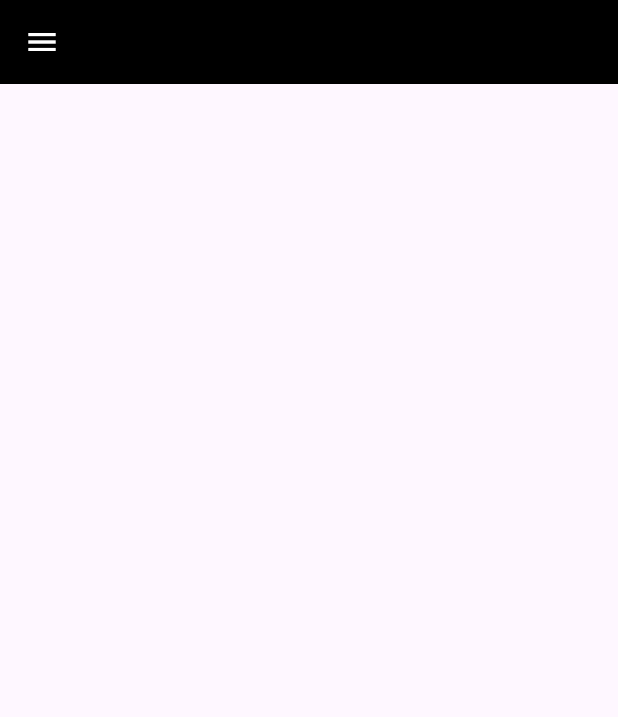
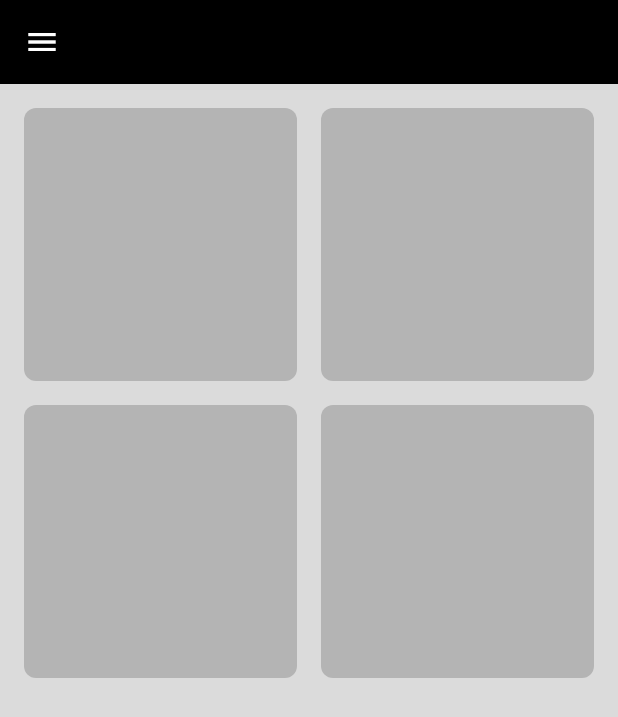
Before and after one commit to AlaaNazih1/responsive_adaptive_ui_design, a Flutter app: the screen it shows after launch, on a phone screen of 412 x 824 dp. Shown: the top 717 px of the screen. Run offline on Flutter 3.47's test engine with Material 3 defaults, Android fonts, the light colour scheme and no system bars.

Commit message:
Add HomeViewBody and CustomSliverGrid widgets to enhance HomeView layout

```diff
--- a/lib/views/home_view.dart
+++ b/lib/views/home_view.dart
@@ -1,4 +1,5 @@
 import 'package:flutter/material.dart';
+import 'package:responsive_adaptive_ui_design/views/widgets/home_view_body.dart';
 
 class HomeView extends StatelessWidget {
   const HomeView({super.key});
@@ -10,7 +11,10 @@ class HomeView extends StatelessWidget {
       ,
       backgroundColor: Colors.black,
       ),
-
+      backgroundColor: Color(0xffDBDBDB),
+      body: Center(
+        child: HomeViewBody(),
+      ),
     );
   }
 }
--- /dev/null
+++ b/lib/views/widgets/home_view_body.dart
@@ -0,0 +1,21 @@
+import 'package:flutter/material.dart';
+import 'package:responsive_adaptive_ui_design/views/widgets/custom_sliver_grid.dart';
+
+class HomeViewBody extends StatelessWidget {
+  const HomeViewBody({super.key});
+
+  @override
+  Widget build(BuildContext context) {
+    return Padding(
+      padding: const EdgeInsets.symmetric(horizontal: 16.0),
+      child: CustomScrollView(
+        slivers: [
+          SliverToBoxAdapter(
+            child: SizedBox(height: 16,),
+          ),
+          const CustomSliverGrid()
+        ],
+      ),
+    );
+  }
+}
```
Also changed, not shown: lib/views/widgets/custom_sliver_grid.dart (added, +27 -0 lines).
